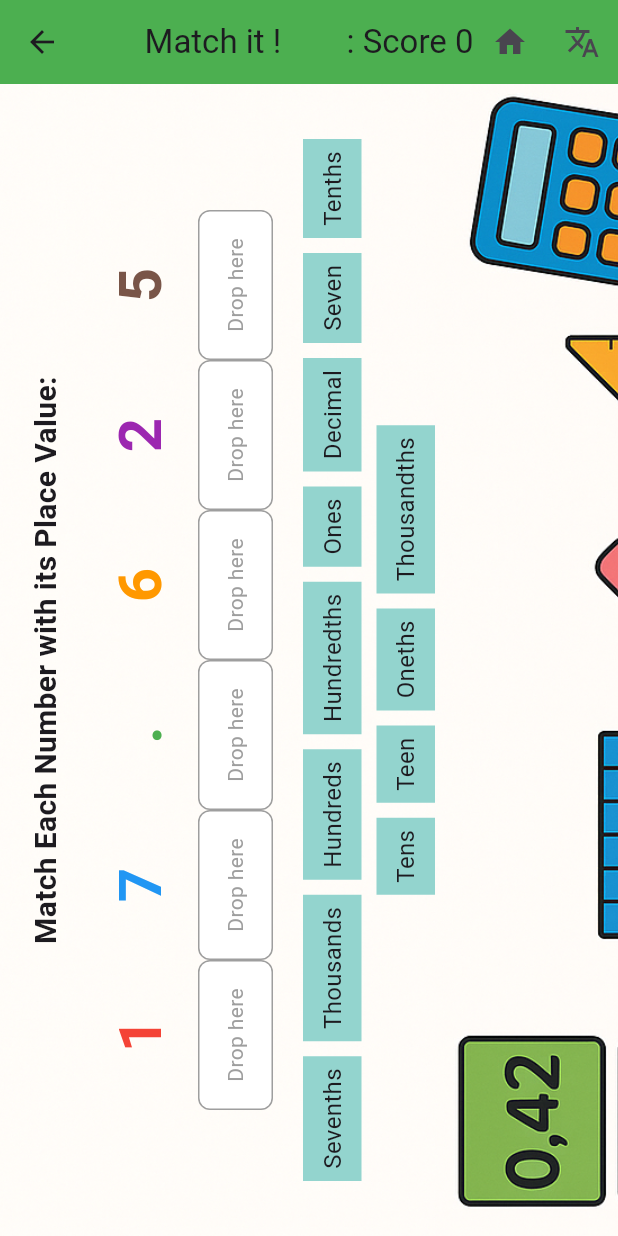
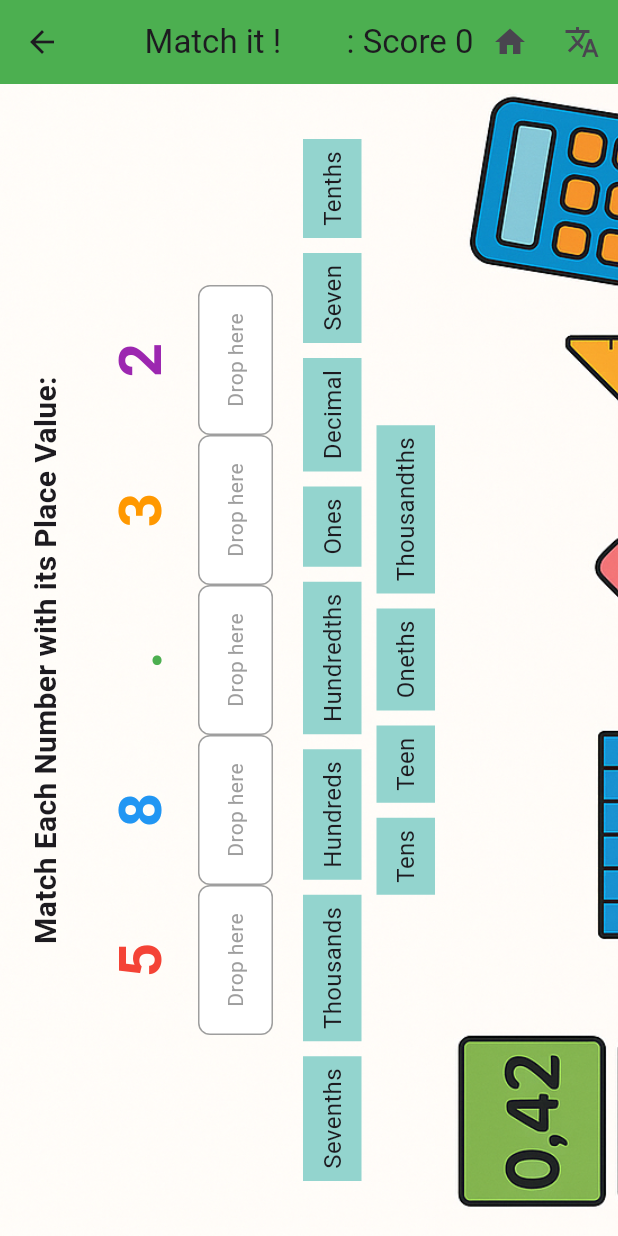
Before and after one commit to ManasaMadiraju/Decimals, a Flutter app: the PlaceValueScreen1 screen opened directly, on a phone screen of 412 x 824 dp. Run offline on Flutter 3.47's test engine with Material 3 defaults, Android fonts, the phone set to English and light mode, and no system bars; our stand-ins replace audioplayers, flutter_tts.

Commit message:
added more questions; shuffled qs

```diff
--- a/lib/screens/PlaceValueScreenState1.dart
+++ b/lib/screens/PlaceValueScreenState1.dart
@@ -13,6 +13,15 @@ class PlaceValueScreen1 extends StatefulWidget {
 }
 
 class _PlaceValueScreenState1 extends State<PlaceValueScreen1> {
+  // shuffle the questions
+  late final List<Map<String, String>> _initialQuestions;
+  @override
+  void initState() {
+    super.initState();
+    _initialQuestions = List<Map<String, String>>.from(questions);
+    questions.shuffle(Random());
+  }
+
   final Map<String, String> originalTexts = {
     'heading': 'Match Each Number with its Place Value:',
   };
@@ -45,6 +54,7 @@ class _PlaceValueScreenState1 extends State<PlaceValueScreen1> {
       });
     }
   }
+
   final List<Map<String, String>> questions = [
     {
       '1': 'Tens',
@@ -72,6 +82,33 @@ class _PlaceValueScreenState1 extends State<PlaceValueScreen1> {
       '8': 'Hundreds',
       '6': 'Tens',
       '4': 'Ones',
+    },
+    {
+      '3': 'Tens',
+      '9': 'Ones',
+      '.': 'Decimal',
+      '4': 'Tenths',
+      '6': 'Hundredths',
+      '1': 'Thousandths',
+    },
+    {
+      '7': 'Ones',
+      '.': 'Decimal',
+      '5': 'Tenths',
+      '3': 'Hundredths',
+    },
+    {
+      '2': 'Ones',
+      '.': 'Decimal',
+      '8': 'Tenths',
+      '0': 'Hundredths',
+      '4': 'Thousandths',
+    },
+    {
+      '6': 'Thousands',
+      '2': 'Hundreds',
+      '1': 'Tens',
+      '9': 'Ones',
     },
   ];
 
@@ -176,12 +213,40 @@ class _PlaceValueScreenState1 extends State<PlaceValueScreen1> {
   }
 
   Widget _buildGameContent() {
+    if (questions.isEmpty) {
+      return Center(
+        child: Column(
+          mainAxisAlignment: MainAxisAlignment.center,
+          children: [
+            Text(
+              'Great job! All questions completed!',
+              style: TextStyle(fontSize: 24, fontWeight: FontWeight.bold),
+            ),
+            const SizedBox(height: 20),
+            ElevatedButton(
+              onPressed: () {
+                setState(() {
+                  questions.addAll(_initialQuestions);
+                  questions.shuffle(Random());
+                  // Change this line if want to keep the previous score
+                  score = 0;
+                  draggedItems.clear();
+                  feedback.clear();
+                });
+              },
+              child: const Text('Restart Game'),
+            ),
+          ],
+        ),
+      );
+    }
     return Padding(
       padding: const EdgeInsets.all(16.0),
       child: Column(
         children: [
-           Text(
-            translated ? translatedTexts['heading'] ?? originalTexts['heading']!
+          Text(
+            translated
+                ? translatedTexts['heading'] ?? originalTexts['heading']!
                 : originalTexts['heading']!,
             style: TextStyle(fontSize: 20, fontWeight: FontWeight.bold),
             textAlign: TextAlign.center,
@@ -189,12 +254,10 @@ class _PlaceValueScreenState1 extends State<PlaceValueScreen1> {
           const SizedBox(height: 20),
           Row(
             mainAxisAlignment: MainAxisAlignment.center,
-            children: questions[currentQuestionIndex].keys.map((number) {
-              int colorIndex = questions[currentQuestionIndex]
-                      .keys
-                      .toList()
-                      .indexOf(number) %
-                  colors.length;
+            // change to first because it's been shuffled
+            children: questions.first.keys.map((number) {
+              int colorIndex =
+                  questions.first.keys.toList().indexOf(number) % colors.length;
               return Column(
                 children: [
                   _buildColoredNumber(number, colors[colorIndex]),
@@ -270,7 +333,7 @@ class _PlaceValueScreenState1 extends State<PlaceValueScreen1> {
     return DragTarget<String>(
       onAcceptWithDetails: (value) {
         setState(() {
-          if (questions[currentQuestionIndex][key] == value.data) {
+          if (questions.first[key] == value.data) {
             if (!draggedItems.containsKey(key)) {
               score++;
             }
@@ -281,15 +344,15 @@ class _PlaceValueScreenState1 extends State<PlaceValueScreen1> {
             feedback[key] = false;
             _playSound('sounds/error.mp3');
           }
-
-          if (score == questions[currentQuestionIndex].length) {
+          int scoreThisRound = draggedItems.length;
+          if (scoreThisRound == questions.first.length) {
             Future.delayed(const Duration(seconds: 1), () {
               setState(() {
-                currentQuestionIndex =
-                    (currentQuestionIndex + 1) % questions.length;
+                questions.removeAt(0);
                 draggedItems.clear();
                 feedback.clear();
-                score = 0;
+                // comment out this line of setting score to be 0 after each round;
+                // score = 0;
               });
             });
           }
```
Also changed, not shown: lib/screens/ChooseItGameScreen.dart (+21 -36 lines), lib/screens/DecimalPop.dart (+66 -17 lines).
